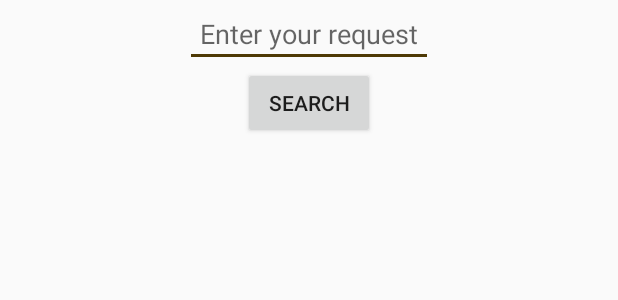
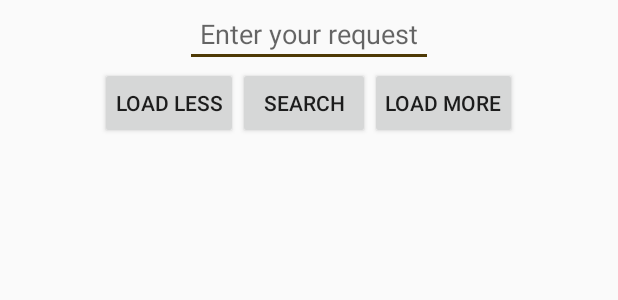
Before and after one commit to RiniAi/Gallery_anna0410, an Android app: the layout activity_main.xml on its own in the app's theme, with its tools: preview values and no code run, on a phone screen of 412 x 824 dp. Shown: the top 300 px of the screen. Run offline under Robolectric (Android 15) with nearby library versions, the phone set to English and light mode, and no system bars; network calls fail.

Commit message:
+ Version_0_2

```diff
--- a/app/src/main/res/layout/activity_main.xml
+++ b/app/src/main/res/layout/activity_main.xml
@@ -8,31 +8,44 @@
         android:id="@+id/edText"
         android:layout_width="wrap_content"
         android:layout_height="wrap_content"
-        android:inputType="text"
-        android:padding="10sp"
         android:layout_gravity="center"
         android:hint="@string/request"
-/>
+        android:inputType="text"
+        android:padding="10sp" />
 
-    <Button
-        android:id="@+id/btnSearch"
+    <LinearLayout
         android:layout_width="wrap_content"
         android:layout_height="wrap_content"
-        android:layout_gravity="center"
-        android:padding="10sp"
-        android:text="@string/search" />
+        android:layout_gravity="center">
+
+        <Button
+            android:id="@+id/btnLoadLess"
+            android:layout_width="wrap_content"
+            android:layout_height="wrap_content"
+            android:onClick="clickBtnLoadLess"
+            android:padding="10sp"
+            android:text="@string/load_less" />
+
+        <Button
+            android:id="@+id/btnSearch"
+            android:layout_width="wrap_content"
+            android:layout_height="wrap_content"
+            android:layout_gravity="center"
+            android:padding="10sp"
+            android:text="@string/search" />
+
+        <Button
+            android:id="@+id/btnLoadMore"
+            android:layout_width="wrap_content"
+            android:layout_height="wrap_content"
+            android:onClick="clickBtnLoadMore"
+            android:padding="10sp"
+            android:text="@string/load_more" />
+    </LinearLayout>
 
     <ListView
         android:id="@+id/list"
         android:layout_width="match_parent"
-        android:layout_height="wrap_content"/>
-
-    <!--<Button-->
-        <!--android:id="@+id/btnLoadMore"-->
-        <!--android:layout_width="wrap_content"-->
-        <!--android:layout_height="wrap_content"-->
-        <!--android:layout_gravity="center"-->
-        <!--android:padding="10sp"-->
-        <!--android:text="@string/load_more" />-->
-
+        android:layout_height="wrap_content"
+        android:layout_weight="1" />
 </LinearLayout>
--- a/app/src/main/res/layout/list_item.xml
+++ b/app/src/main/res/layout/list_item.xml
@@ -7,7 +7,7 @@
     <ImageView
         android:id="@+id/img"
         android:layout_gravity="center"
-        android:layout_margin="50dp"
-        android:layout_width="250dp"
+        android:layout_margin="5dp"
+        android:layout_width="wrap_content"
         android:layout_height="wrap_content" />
 </LinearLayout>
--- a/app/src/main/res/values/strings.xml
+++ b/app/src/main/res/values/strings.xml
@@ -3,4 +3,5 @@
     <string name="search">Search</string>
     <string name="request">Enter your request</string>
     <string name="load_more">Load more</string>
+    <string name="load_less">Load less</string>
 </resources>
```
Also changed, not shown: app/src/main/java/com/example/gallery_anna0410/AppController.java (+13 -0 lines), app/src/main/java/com/example/gallery_anna0410/Image.java (+2 -6 lines), app/src/main/java/com/example/gallery_anna0410/ImageAdapter.java (+3 -0 lines), app/src/main/java/com/example/gallery_anna0410/MainActivity.java (+55 -21 lines).
